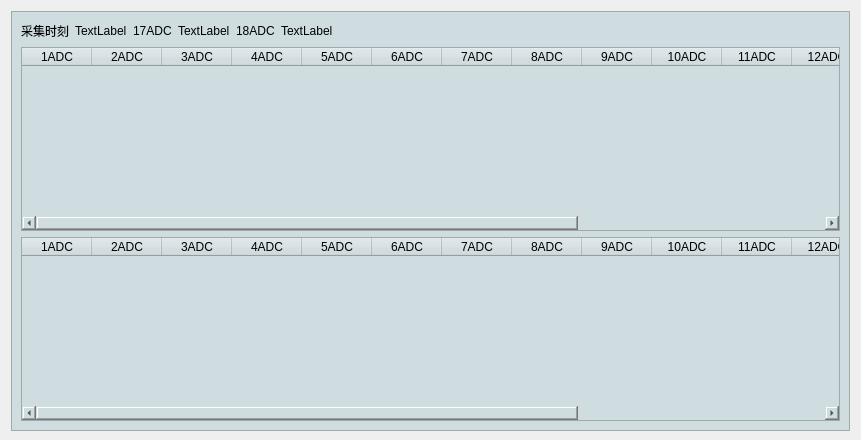
Qt form terminal/TableView/crecvdialog.ui (shanlizi/QT_GF_Software) before a commit.
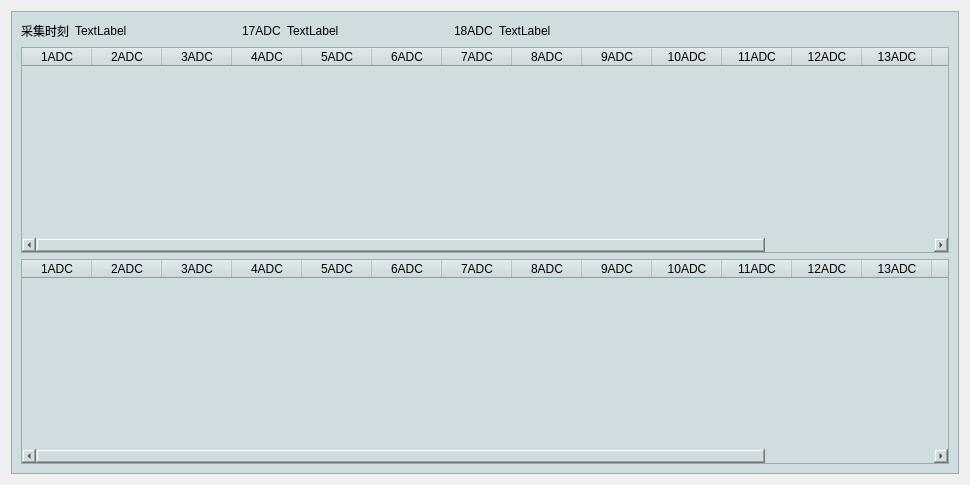
The same form after that commit.

```diff
--- a/terminal/TableView/crecvdialog.ui
+++ b/terminal/TableView/crecvdialog.ui
@@ -6,8 +6,8 @@
    <rect>
     <x>0</x>
     <y>0</y>
-    <width>861</width>
-    <height>440</height>
+    <width>970</width>
+    <height>485</height>
    </rect>
   </property>
   <property name="minimumSize">
@@ -58,6 +58,19 @@
           </item>
          </layout>
         </item>
+        <item>
+         <spacer name="horizontalSpacer_2">
+          <property name="orientation">
+           <enum>Qt::Horizontal</enum>
+          </property>
+          <property name="sizeHint" stdset="0">
+           <size>
+            <width>40</width>
+            <height>20</height>
+           </size>
+          </property>
+         </spacer>
+        </item>
         <item>
          <layout class="QHBoxLayout" name="horizontalLayout_2">
           <item>
@@ -76,6 +89,19 @@
           </item>
          </layout>
         </item>
+        <item>
+         <spacer name="horizontalSpacer_3">
+          <property name="orientation">
+           <enum>Qt::Horizontal</enum>
+          </property>
+          <property name="sizeHint" stdset="0">
+           <size>
+            <width>40</width>
+            <height>20</height>
+           </size>
+          </property>
+         </spacer>
+        </item>
         <item>
          <layout class="QHBoxLayout" name="horizontalLayout_3">
           <item>
```
